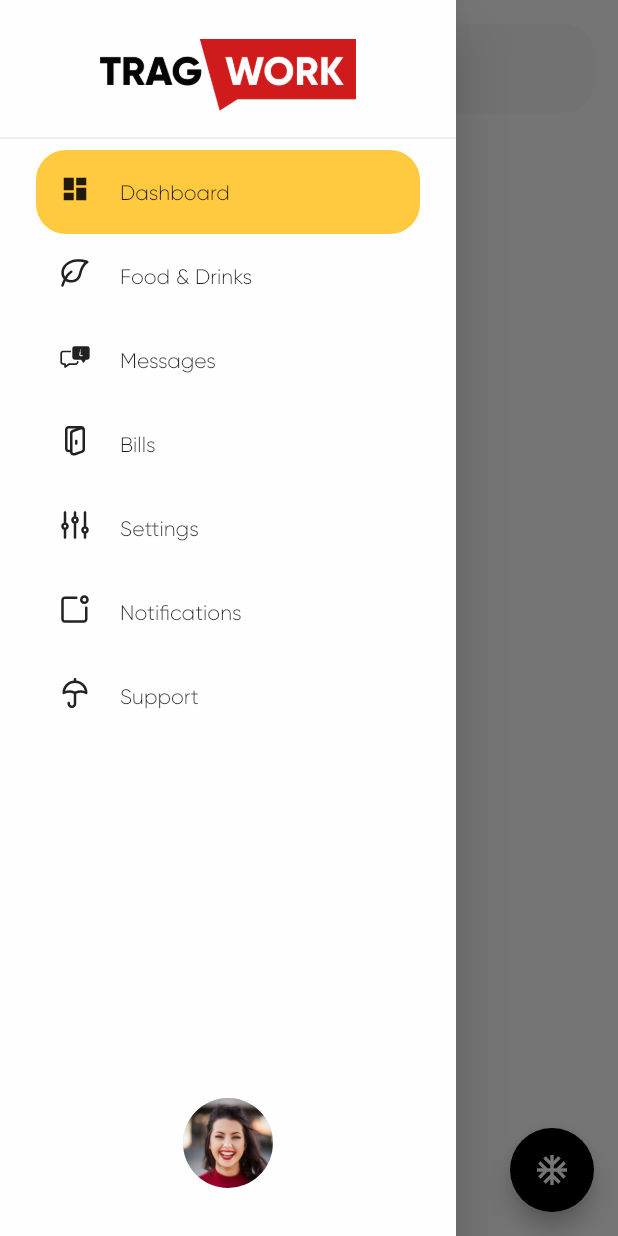
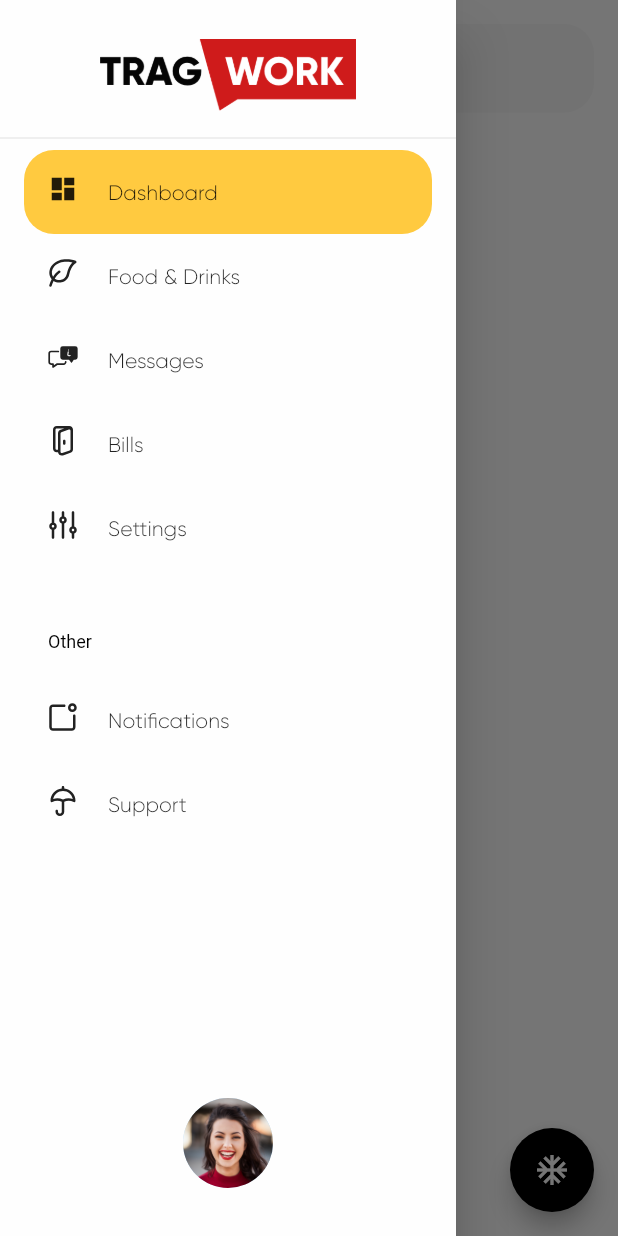
Before and after one commit to raulgrecio/trag_job, a Flutter app: the screen it shows after launch, with the side drawer open, on a phone screen of 412 x 824 dp. Run offline on Flutter 3.47's test engine with Material 2 defaults, Android fonts, the phone set to English and light mode, and no system bars; our stand-ins replace bloc, equatable, flutter_bloc, flutter_svg.

Commit message:
drawer responsive on height

```diff
--- a/lib/views/screens/main/components/side_menu.dart
+++ b/lib/views/screens/main/components/side_menu.dart
@@ -11,29 +11,57 @@ class SideMenu extends StatelessWidget {
     Key? key,
   }) : super(key: key);
 
+  final logoHeight = 100.0;
+
   @override
   Widget build(BuildContext context) {
     return Drawer(
       elevation: (!Responsive.isDesktop(context)) ? 16.0 : 1.0,
       child: Column(
-        mainAxisSize: MainAxisSize.max,
-        crossAxisAlignment: CrossAxisAlignment.start,
         children: [
-          Container(
-            width: double.infinity,
-            height: 100.0,
-            child: DrawerHeader(
-              margin: const EdgeInsets.only(bottom: 8.0),
-              child: Container(
-                padding:
-                    const EdgeInsets.symmetric(horizontal: 10, vertical: 10),
-                child: Image.asset("assets/images/logo.png"),
+          _DrawerLogo(height: logoHeight),
+          Expanded(
+            child: SingleChildScrollView(
+              child: IntrinsicHeight(
+                child: ConstrainedBox(
+                  constraints: BoxConstraints(
+                    minHeight: MediaQuery.of(context).size.height - logoHeight,
+                  ),
+                  child: Column(
+                    children: [
+                      _DrawerList(),
+                      Spacer(),
+                      _ProfileCard(),
+                    ],
+                  ),
+                ),
               ),
             ),
           ),
-          _DrawerList(),
-          _ProfileCard(),
         ],
+      ),
+    );
+  }
+}
+
+class _DrawerLogo extends StatelessWidget {
+  const _DrawerLogo({
+    required this.height,
+  });
+
+  final double height;
+
+  @override
+  Widget build(BuildContext context) {
+    return Container(
+      width: double.infinity,
+      height: height,
+      child: DrawerHeader(
+        margin: const EdgeInsets.only(bottom: 8.0),
+        child: Container(
+          padding: const EdgeInsets.symmetric(horizontal: 10, vertical: 10),
+          child: Image.asset("assets/images/logo.png"),
+        ),
       ),
     );
   }
@@ -48,11 +76,11 @@ class _DrawerList extends StatelessWidget {
   Widget build(BuildContext context) {
     final drawerBloc = BlocProvider.of<NavigationDrawerBloc>(context);
 
-    return Expanded(
-      child: BlocBuilder<NavigationDrawerBloc, NavigationDrawerState>(
-        builder: (context, state) {
-          return ListView(
-            padding: const EdgeInsets.symmetric(horizontal: CorePadding.big),
+    return BlocBuilder<NavigationDrawerBloc, NavigationDrawerState>(
+      builder: (context, state) {
+        return Padding(
+          padding: const EdgeInsets.symmetric(horizontal: CorePadding.normal),
+          child: Column(
             children: [
               _DrawerListTile(
                 title: "Dashboard",
@@ -94,6 +122,9 @@ class _DrawerList extends StatelessWidget {
                 },
                 selected: NavItem.page_five == state.selectedItem,
               ),
+              _DrawerCategoryTile(
+                title: "Other",
+              ),
               _DrawerListTile(
                 title: "Notifications",
                 svgSrc: "assets/icons/menu_notifications.svg",
@@ -111,8 +142,27 @@ class _DrawerList extends StatelessWidget {
                 selected: NavItem.page_seven == state.selectedItem,
               ),
             ],
-          );
-        },
+          ),
+        );
+      },
+    );
+  }
+}
+
+class _DrawerCategoryTile extends StatelessWidget {
+  const _DrawerCategoryTile({
+    Key? key,
+    required this.title,
+  }) : super(key: key);
+
+  final String title;
+
+  @override
+  Widget build(BuildContext context) {
+    return ListTile(
+      subtitle: Text(
+        title,
+        style: Theme.of(context).textTheme.caption,
       ),
     );
   }
@@ -134,7 +184,7 @@ class _DrawerListTile extends StatelessWidget {
   @override
   Widget build(BuildContext context) {
     return ClipRRect(
-      borderRadius: BorderRadius.circular(20.0),
+      borderRadius: BorderRadius.circular(CoreContansts.borderRadius),
       child: Container(
         color: selected ? CoreColors.primary : null,
         child: ListTile(
@@ -150,7 +200,7 @@ class _DrawerListTile extends StatelessWidget {
             style: TextStyle(color: Colors.black87),
           ),
           shape: RoundedRectangleBorder(
-            borderRadius: BorderRadius.circular(20.0),
+            borderRadius: BorderRadius.circular(CoreContansts.borderRadius),
           ),
         ),
       ),
--- a/lib/views/theme/theme.dart
+++ b/lib/views/theme/theme.dart
@@ -77,3 +77,9 @@ class CorePadding {
   static const big = normal + (normal / 2);
   static const bigger = normal * 2;
 }
+
+class CoreContansts {
+  CoreContansts._();
+
+  static const borderRadius = 20.0;
+}
```
